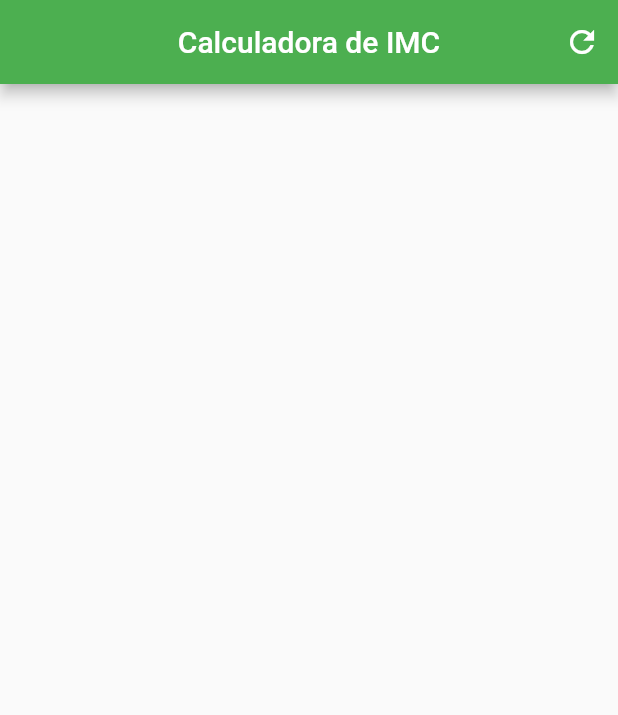
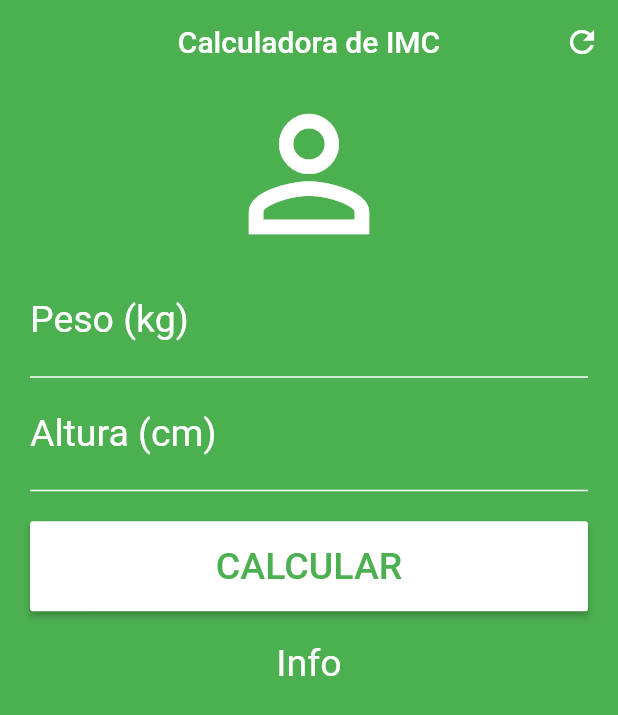
Before and after one commit to GeisonRDS/calc_imc, a Flutter app: the screen it shows after launch, on a phone screen of 412 x 824 dp. Shown: the top 715 px of the screen. Run offline on Flutter 3.47's test engine with Material 2 defaults, Android fonts, the phone set to English and light mode, and no system bars.

Commit message:
Created home layout

```diff
--- a/lib/main.dart
+++ b/lib/main.dart
@@ -19,6 +19,7 @@ class _HomeState extends State<Home> {
           title: Text('Calculadora de IMC'),
           centerTitle: true,
           backgroundColor: Colors.green,
+          elevation: 0.0,
           actions: <Widget>[
             IconButton(
               icon: Icon(Icons.refresh),
@@ -26,6 +27,70 @@ class _HomeState extends State<Home> {
             )
           ],
         ),
-    );
+        backgroundColor: Colors.green,
+        body: SingleChildScrollView(
+          padding: EdgeInsets.fromLTRB(20.0, 0.0, 20.0, 0.0),
+          child: Column(
+            crossAxisAlignment: CrossAxisAlignment.stretch,
+            children: <Widget>[
+              Icon(
+                Icons.person_outline,
+                size: 120.0,
+                color: Colors.white,
+              ),
+              TextField(
+                keyboardType: TextInputType.number,
+                decoration: InputDecoration(
+                  labelText: 'Peso (kg)',
+                  labelStyle: TextStyle(color: Colors.white),
+                  enabledBorder: UnderlineInputBorder(
+                    borderSide: BorderSide(color: Colors.white),
+                  ),
+                  focusedBorder: UnderlineInputBorder(
+                    borderSide: BorderSide(color: Colors.white),
+                  ),
+                ),
+                textAlign: TextAlign.center,
+                style: TextStyle(color: Colors.white, fontSize: 25.0),
+                cursorColor: Colors.white,
+              ),
+              TextField(
+                keyboardType: TextInputType.number,
+                decoration: InputDecoration(
+                  labelText: 'Altura (cm)',
+                  labelStyle: TextStyle(color: Colors.white),
+                  enabledBorder: UnderlineInputBorder(
+                    borderSide: BorderSide(color: Colors.white),
+                  ),
+                  focusedBorder: UnderlineInputBorder(
+                    borderSide: BorderSide(color: Colors.white),
+                  ),
+                ),
+                textAlign: TextAlign.center,
+                style: TextStyle(color: Colors.white, fontSize: 25.0),
+                cursorColor: Colors.white,
+              ),
+              Padding(
+                padding: EdgeInsets.fromLTRB(0.0, 20.0, 0.0, 20.0),
+                child: Container(
+                  height: 60.0,
+                  child: RaisedButton(
+                    onPressed: () {},
+                    child: Text(
+                      'CALCULAR',
+                      style: TextStyle(color: Colors.green, fontSize: 25.0),
+                    ),
+                    color: Colors.white,
+                  ),
+                ),
+              ),
+              Text(
+                'Info',
+                textAlign: TextAlign.center,
+                style: TextStyle(color: Colors.white, fontSize: 25.0),
+              )
+            ],
+          ),
+        ));
   }
 }
```
Also changed, not shown: 1 other file. Lines whose indentation alone changed are shown as unchanged.
